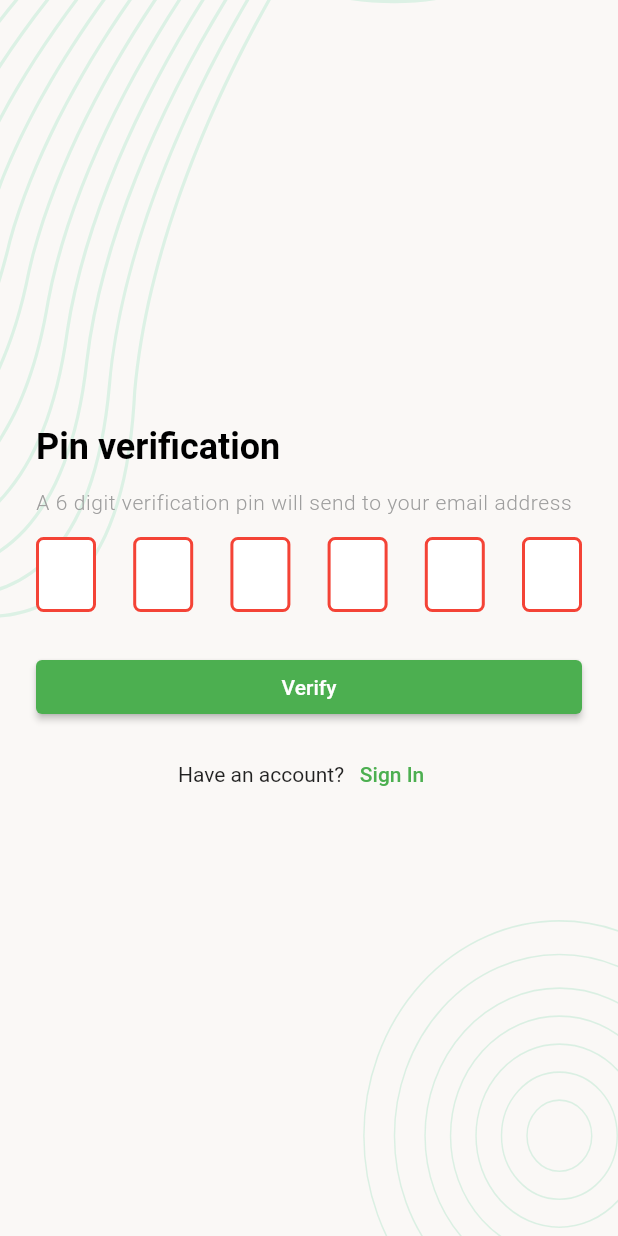
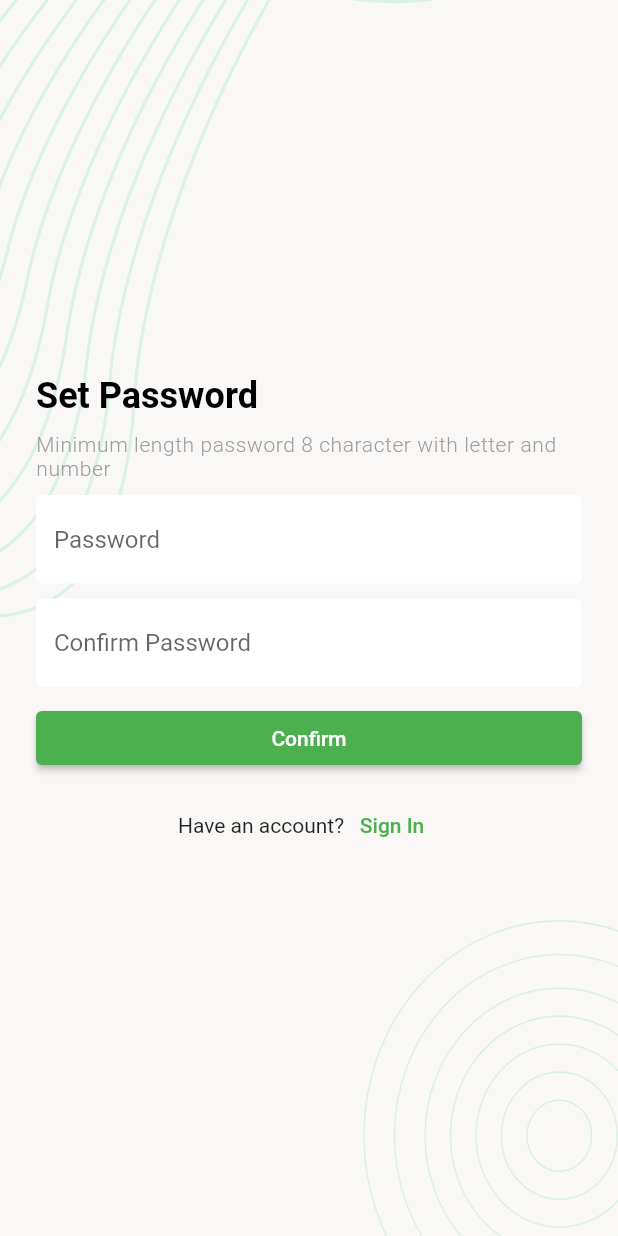
Before and after one commit to Tushar-ShahidurRahman/task_manager_rest_api, a Flutter app: the OtpVerificationScreen screen opened directly, after a tap on "Verify", on a phone screen of 412 x 824 dp. Run offline on Flutter 3.47's test engine with Material 2 defaults, Android fonts, the phone set to English and light mode, and no system bars; drawn by our look-alikes of pin_code_fields; our stand-ins replace flutter_svg.

Commit message:
Set new password screen UI done.

```diff
--- a/lib/ui/screens/otp_verification_screen.dart
+++ b/lib/ui/screens/otp_verification_screen.dart
@@ -1,6 +1,7 @@
 import 'package:flutter/material.dart';
 import 'package:pin_code_fields/pin_code_fields.dart';
 import 'package:task_manager_rest_api/ui/screens/login_screen.dart';
+import 'package:task_manager_rest_api/ui/screens/set_new_password_screen.dart';
 import 'package:task_manager_rest_api/ui/widgets/app_elevated_button.dart';
 import 'package:task_manager_rest_api/ui/widgets/screen_background_widget.dart';
 
@@ -73,7 +74,10 @@ class _OtpVerificationScreenState extends State<OtpVerificationScreen> {
                   appContext: context,
                 ),
                 const SizedBox(height: 10),
-            AppElevatedButton(child: const Text('Verify'), onTap: () {}),
+                AppElevatedButton(child: const Text('Verify'), onTap: () {
+                  Navigator.push(context, MaterialPageRoute(
+                    builder: (context) => const SetNewPasswordScreen(),));
+                }),
                 const SizedBox(height: 10),
                 Row(
                   mainAxisAlignment: MainAxisAlignment.center,
--- /dev/null
+++ b/lib/ui/screens/set_new_password_screen.dart
@@ -0,0 +1,70 @@
+import 'package:flutter/material.dart';
+import 'package:task_manager_rest_api/ui/utils/text_style.dart';
+import 'package:task_manager_rest_api/ui/widgets/app_elevated_button.dart';
+import 'package:task_manager_rest_api/ui/widgets/app_text_field_widget.dart';
+import 'package:task_manager_rest_api/ui/widgets/screen_background_widget.dart';
+
+import '../widgets/app_text_button.dart';
+import 'login_screen.dart';
+
+class SetNewPasswordScreen extends StatefulWidget {
+  const SetNewPasswordScreen({Key? key}) : super(key: key);
+
+  @override
+  State<SetNewPasswordScreen> createState() => _SetNewPasswordScreenState();
+}
+
+class _SetNewPasswordScreenState extends State<SetNewPasswordScreen> {
+  @override
+  Widget build(BuildContext context) {
+    return Scaffold(
+      body: ScreenBackground(
+          child: SafeArea(
+        child: Padding(
+          padding: const EdgeInsets.all(24.0),
+          child: Column(
+            mainAxisAlignment: MainAxisAlignment.center,
+            crossAxisAlignment: CrossAxisAlignment.start,
+            children: [
+              Text('Set Password', style: screenTitleTextStyle),
+              const SizedBox(height: 10),
+              Text('Minimum length password 8 character with letter and number',
+                  style: screenSubtitleTextStyle),
+              const SizedBox(height: 10),
+              AppTextFieldWidget(
+                  hintText: 'Password', controller: TextEditingController()),
+              const SizedBox(height: 10),
+              AppTextFieldWidget(
+                  hintText: 'Confirm Password',
+                  controller: TextEditingController()),
+              const SizedBox(height: 10),
+              AppElevatedButton(child: const Text('Confirm'), onTap: () {}),
+              const SizedBox(height: 10),
+              Row(
+                mainAxisAlignment: MainAxisAlignment.center,
+                children: [
+                  const Text('Have an account?'),
+                  AppTextButton(
+                      child: const Text(
+                        'Sign In',
+                        style: TextStyle(color: Colors.green),
+                      ),
+                      onTap: () {
+                        // Here PushAndRemove until is used to navigate easily
+                        // from pin verification page to log in page.
+                        Navigator.pushAndRemoveUntil(
+                            context,
+                            MaterialPageRoute(
+                              builder: (context) => const LoginPage(),
+                            ),
+                                (route) => false);
+                      }),
+                ],
+              )
+            ],
+          ),
+        ),
+      )),
+    );
+  }
+}
```
Lines whose indentation alone changed are shown as unchanged.
